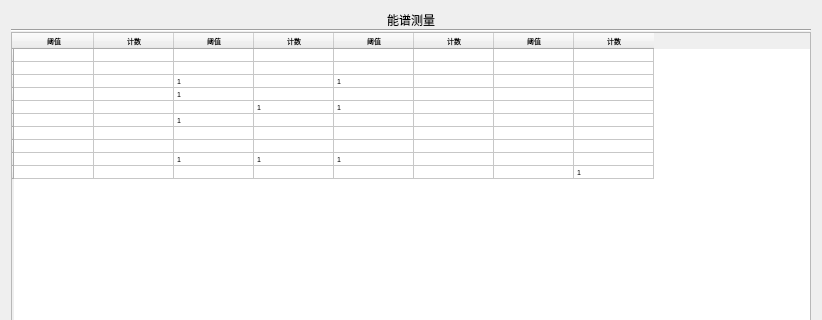
Qt form spectrummeasurement.ui (urielyan/kairen_ok335xs) before a commit; both pictures show x 0 to 822 and y 0 to 320 of the 822 by 498 pixel window.
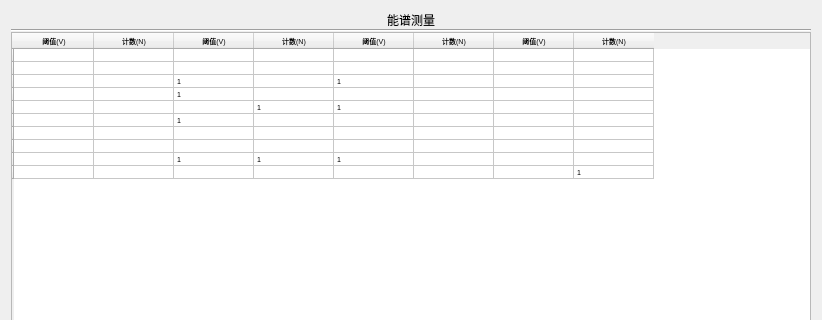
The same form after that commit. Custom widgets are drawn as their Qt base class.

Patch:
```diff
--- a/spectrummeasurement.ui
+++ b/spectrummeasurement.ui
@@ -104,42 +104,42 @@
        </row>
        <column>
         <property name="text">
-         <string>阈值</string>
+         <string>阈值(V)</string>
         </property>
        </column>
        <column>
         <property name="text">
-         <string>计数</string>
+         <string>计数(N)</string>
         </property>
        </column>
        <column>
         <property name="text">
-         <string>阈值</string>
+         <string>阈值(V)</string>
         </property>
        </column>
        <column>
         <property name="text">
-         <string>计数</string>
+         <string>计数(N)</string>
         </property>
        </column>
        <column>
         <property name="text">
-         <string>阈值</string>
+         <string>阈值(V)</string>
         </property>
        </column>
        <column>
         <property name="text">
-         <string>计数</string>
+         <string>计数(N)</string>
         </property>
        </column>
        <column>
         <property name="text">
-         <string>阈值</string>
+         <string>阈值(V)</string>
         </property>
        </column>
        <column>
         <property name="text">
-         <string>计数</string>
+         <string>计数(N)</string>
         </property>
        </column>
        <item row="0" column="0">
```
